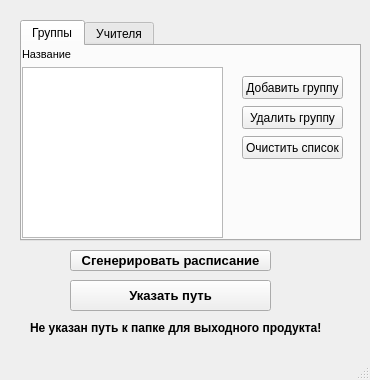
Above: scheduledepartment.ui from BlackSerperior6/ScheduleDepartmentProgram before the change. Below: the same form after it.
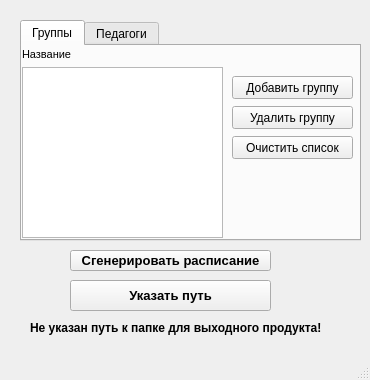
That is the form after the change. Icons and pictures are not drawn.

```diff
--- a/scheduledepartment.ui
+++ b/scheduledepartment.ui
@@ -84,9 +84,9 @@
      <widget class="QPushButton" name="AddStudyGroupButton">
       <property name="geometry">
        <rect>
-        <x>220</x>
+        <x>210</x>
         <y>30</y>
-        <width>101</width>
+        <width>121</width>
         <height>23</height>
        </rect>
       </property>
@@ -97,15 +97,25 @@
      <widget class="QPushButton" name="RemoveStudyGroupButton">
       <property name="geometry">
        <rect>
-        <x>220</x>
+        <x>210</x>
         <y>60</y>
-        <width>101</width>
+        <width>121</width>
         <height>23</height>
        </rect>
       </property>
       <property name="text">
        <string>Удалить группу</string>
       </property>
+      <property name="icon">
+       <iconset resource="Resources.qrc">
+        <normaloff>:/Images/Resources/minus.png</normaloff>:/Images/Resources/minus.png</iconset>
+      </property>
+      <property name="iconSize">
+       <size>
+        <width>25</width>
+        <height>25</height>
+       </size>
+      </property>
      </widget>
      <widget class="QLabel" name="StudyGroupNameLable">
       <property name="geometry">
@@ -128,20 +138,30 @@
      <widget class="QPushButton" name="ClearSudyGroupButton">
       <property name="geometry">
        <rect>
-        <x>220</x>
+        <x>210</x>
         <y>90</y>
-        <width>101</width>
+        <width>121</width>
         <height>23</height>
        </rect>
       </property>
       <property name="text">
        <string>Очистить список</string>
       </property>
+      <property name="icon">
+       <iconset resource="Resources.qrc">
+        <normaloff>:/Images/Resources/png-transparent-rubbish-bins-waste-paper-baskets-emoji-sticker-emoji-glass-waste-containment-waste.png</normaloff>:/Images/Resources/png-transparent-rubbish-bins-waste-paper-baskets-emoji-sticker-emoji-glass-waste-containment-waste.png</iconset>
+      </property>
+      <property name="iconSize">
+       <size>
+        <width>25</width>
+        <height>25</height>
+       </size>
+      </property>
      </widget>
     </widget>
     <widget class="QWidget" name="tab_2">
      <attribute name="title">
-      <string>Учителя</string>
+      <string>Педагоги</string>
      </attribute>
      <widget class="QListWidget" name="TeacherList">
       <property name="geometry">
```
Left out of the diff: 12 changed lines with no effect on the pictures.
